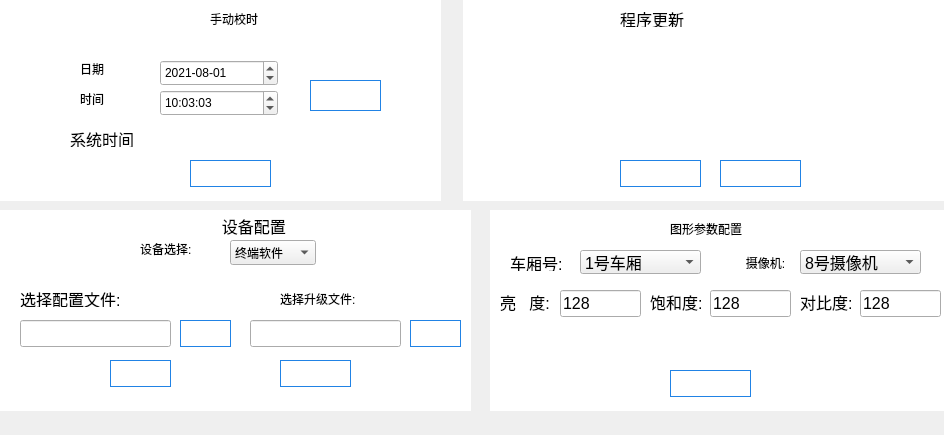
This is usermanageconfig.ui in 1157889734/x86MyAppliction as Qt 5 draws it before an edit. The edited form follows.
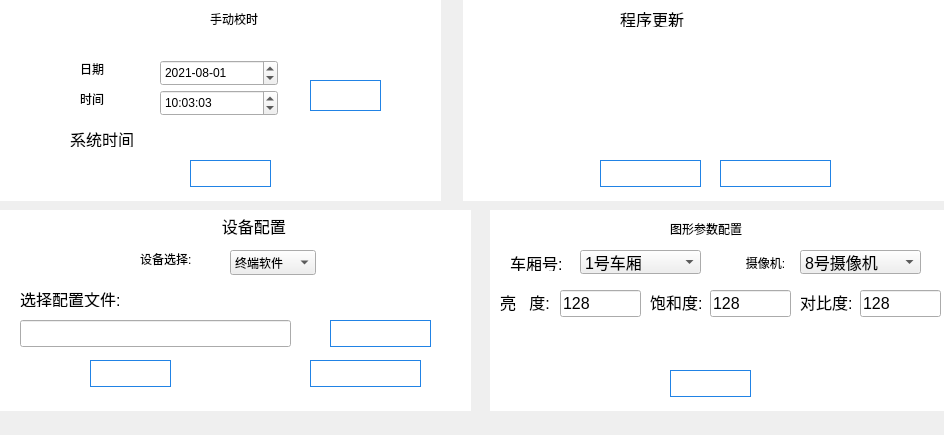
This is the edited form. Icons and pictures are not drawn.

Commit message: 界面维护更新界面修改

Diff of the .ui file:
```diff
--- a/usermanageconfig.ui
+++ b/usermanageconfig.ui
@@ -129,7 +129,7 @@
     <rect>
      <x>720</x>
      <y>160</y>
-     <width>81</width>
+     <width>111</width>
      <height>27</height>
     </rect>
    </property>
@@ -146,20 +146,7 @@
 border-style: solid;</string>
    </property>
    <property name="text">
-    <string>重启客户端</string>
-   </property>
-  </widget>
-  <widget class="QLabel" name="label_19">
-   <property name="geometry">
-    <rect>
-     <x>280</x>
-     <y>290</y>
-     <width>101</width>
-     <height>17</height>
-    </rect>
-   </property>
-   <property name="text">
-    <string>选择升级文件:</string>
+    <string>重启</string>
    </property>
   </widget>
   <widget class="QLineEdit" name="configFileDisplayLineEdit">
@@ -167,7 +154,7 @@
     <rect>
      <x>20</x>
      <y>320</y>
-     <width>151</width>
+     <width>271</width>
      <height>27</height>
     </rect>
    </property>
@@ -205,7 +192,7 @@
     </font>
    </property>
    <property name="styleSheet">
-    <string notr="true"/>
+    <string notr="true">background-color: rgb(255, 255, 255);</string>
    </property>
    <property name="text">
     <string>                                         设备配置</string>
@@ -214,9 +201,9 @@
   <widget class="QPushButton" name="updateBeginPushButton">
    <property name="geometry">
     <rect>
-     <x>620</x>
+     <x>600</x>
      <y>160</y>
-     <width>81</width>
+     <width>101</width>
      <height>27</height>
     </rect>
    </property>
@@ -236,31 +223,6 @@
     <string>开始更新</string>
    </property>
   </widget>
-  <widget class="QPushButton" name="configFilelookPushButton_2">
-   <property name="geometry">
-    <rect>
-     <x>410</x>
-     <y>320</y>
-     <width>51</width>
-     <height>27</height>
-    </rect>
-   </property>
-   <property name="font">
-    <font>
-     <pointsize>12</pointsize>
-    </font>
-   </property>
-   <property name="styleSheet">
-    <string notr="true">color: rgb(255, 255, 255);
-background-image: url(:/res/anniubk.png);
-border-color: rgb(33, 131, 229);
-border-width: 1px;
-border-style: solid;</string>
-   </property>
-   <property name="text">
-    <string>浏览</string>
-   </property>
-  </widget>
   <widget class="QComboBox" name="carriageSelectionComboBox">
    <property name="enabled">
     <bool>true</bool>
@@ -308,21 +270,6 @@
     <string>手动校时</string>
    </property>
   </widget>
-  <widget class="QLineEdit" name="configFileDisplayLineEdit_2">
-   <property name="geometry">
-    <rect>
-     <x>250</x>
-     <y>320</y>
-     <width>151</width>
-     <height>27</height>
-    </rect>
-   </property>
-   <property name="font">
-    <font>
-     <pointsize>12</pointsize>
-    </font>
-   </property>
-  </widget>
   <widget class="QLineEdit" name="saturationLineEdit">
    <property name="geometry">
     <rect>
@@ -365,11 +312,14 @@
    <property name="geometry">
     <rect>
      <x>140</x>
-     <y>240</y>
+     <y>250</y>
      <width>67</width>
      <height>17</height>
     </rect>
    </property>
+   <property name="styleSheet">
+    <string notr="true">background-color: rgb(255, 255, 255);</string>
+   </property>
    <property name="text">
     <string>设备选择:</string>
    </property>
@@ -383,6 +333,9 @@
      <height>17</height>
     </rect>
    </property>
+   <property name="styleSheet">
+    <string notr="true">background-color: rgb(255, 255, 255);</string>
+   </property>
    <property name="text">
     <string>日期</string>
    </property>
@@ -511,7 +464,7 @@
    <property name="geometry">
     <rect>
      <x>230</x>
-     <y>240</y>
+     <y>250</y>
      <width>86</width>
      <height>25</height>
     </rect>
@@ -525,9 +478,9 @@
   <widget class="QPushButton" name="configFilelookPushButton">
    <property name="geometry">
     <rect>
-     <x>180</x>
+     <x>330</x>
      <y>320</y>
-     <width>51</width>
+     <width>101</width>
      <height>27</height>
     </rect>
    </property>
@@ -550,9 +503,9 @@
   <widget class="QPushButton" name="configFileImportPushButton">
    <property name="geometry">
     <rect>
-     <x>110</x>
+     <x>90</x>
      <y>360</y>
-     <width>61</width>
+     <width>81</width>
      <height>27</height>
     </rect>
    </property>
@@ -581,35 +534,13 @@
      <height>17</height>
     </rect>
    </property>
+   <property name="styleSheet">
+    <string notr="true">background-color: rgb(255, 255, 255);</string>
+   </property>
    <property name="text">
     <string>时间</string>
    </property>
   </widget>
-  <widget class="QPushButton" name="configFileIOutPushButton">
-   <property name="geometry">
-    <rect>
-     <x>280</x>
-     <y>360</y>
-     <width>71</width>
-     <height>27</height>
-    </rect>
-   </property>
-   <property name="font">
-    <font>
-     <pointsize>12</pointsize>
-    </font>
-   </property>
-   <property name="styleSheet">
-    <string notr="true">color: rgb(255, 255, 255);
-background-image: url(:/res/anniubk.png);
-border-color: rgb(33, 131, 229);
-border-width: 1px;
-border-style: solid;</string>
-   </property>
-   <property name="text">
-    <string>导出日志</string>
-   </property>
-  </widget>
   <widget class="QLabel" name="label_13">
    <property name="geometry">
     <rect>
@@ -728,6 +659,9 @@
      <pointsize>12</pointsize>
     </font>
    </property>
+   <property name="styleSheet">
+    <string notr="true">background-color: rgb(255, 255, 255);</string>
+   </property>
    <property name="text">
     <string>系统时间</string>
    </property>
@@ -827,6 +761,31 @@
     <string>hh:mm:ss</string>
    </property>
   </widget>
+  <widget class="QPushButton" name="clientRebootPushButton_2">
+   <property name="geometry">
+    <rect>
+     <x>310</x>
+     <y>360</y>
+     <width>111</width>
+     <height>27</height>
+    </rect>
+   </property>
+   <property name="font">
+    <font>
+     <pointsize>12</pointsize>
+    </font>
+   </property>
+   <property name="styleSheet">
+    <string notr="true">color: rgb(255, 255, 255);
+background-image: url(:/res/anniubk.png);
+border-color: rgb(33, 131, 229);
+border-width: 1px;
+border-style: solid;</string>
+   </property>
+   <property name="text">
+    <string>重启</string>
+   </property>
+  </widget>
   <zorder>label_10</zorder>
   <zorder>systimeAdjustLabel</zorder>
   <zorder>label_9</zorder>
@@ -837,7 +796,6 @@
   <zorder>configFilelookPushButton</zorder>
   <zorder>configFileImportPushButton</zorder>
   <zorder>label_12</zorder>
-  <zorder>configFileIOutPushButton</zorder>
   <zorder>label_13</zorder>
   <zorder>carriageLabel</zorder>
   <zorder>contrastLabel</zorder>
@@ -854,19 +812,17 @@
   <zorder>clientRebootPushButton</zorder>
   <zorder>comboBox</zorder>
   <zorder>configFileDisplayLineEdit</zorder>
-  <zorder>configFileDisplayLineEdit_2</zorder>
   <zorder>configFileSelectionLabel</zorder>
-  <zorder>configFilelookPushButton_2</zorder>
   <zorder>contrastLineEdit</zorder>
   <zorder>dateEdit</zorder>
   <zorder>devConfigLabel</zorder>
   <zorder>label_15</zorder>
   <zorder>label_18</zorder>
-  <zorder>label_19</zorder>
   <zorder>saturationLineEdit</zorder>
   <zorder>sysDataAdjustLabel</zorder>
   <zorder>updateBeginPushButton</zorder>
   <zorder>updateStatusLabel</zorder>
+  <zorder>clientRebootPushButton_2</zorder>
  </widget>
  <resources/>
  <connections/>
```
The commit also changes 6 other files.
